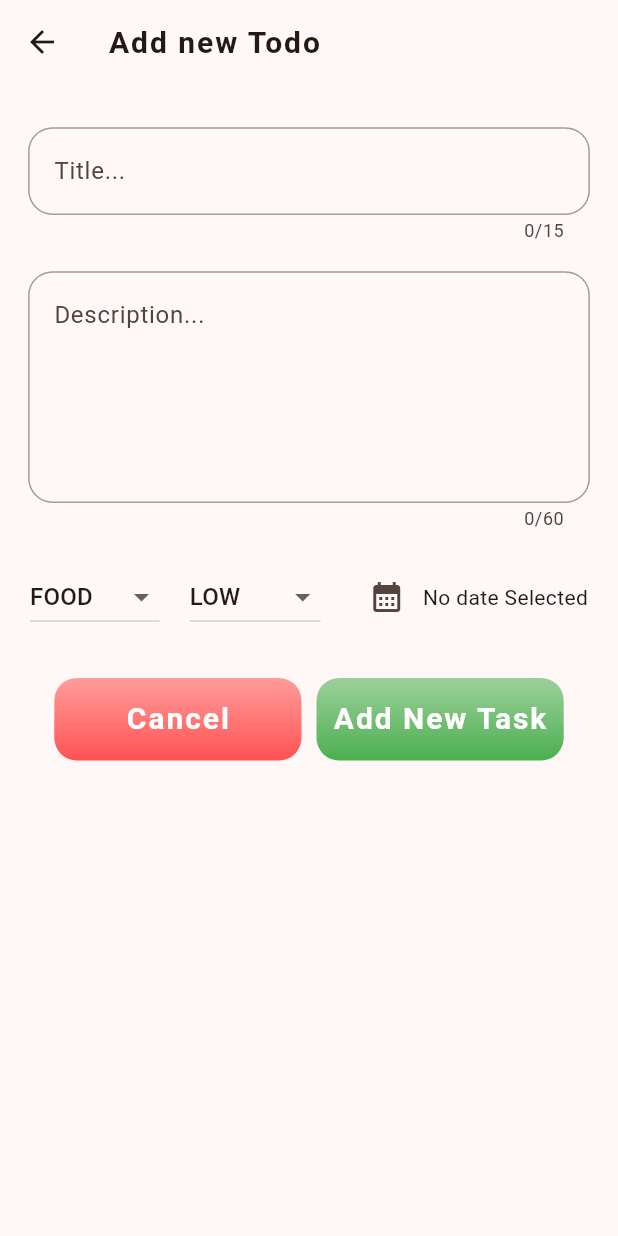
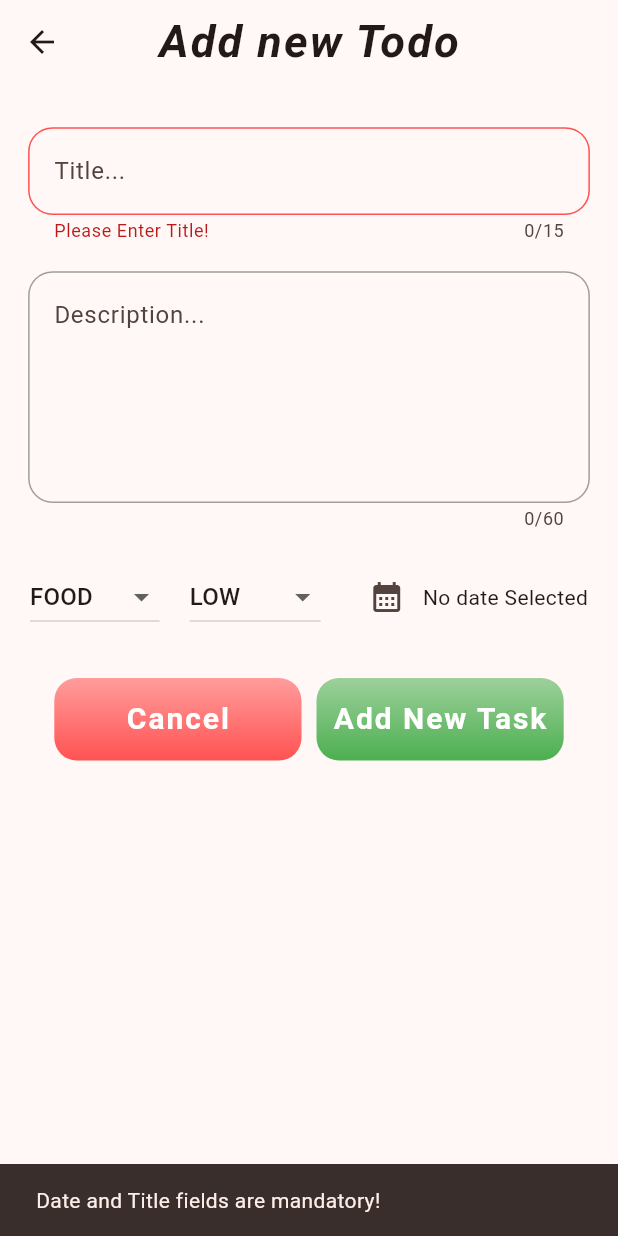
Before and after one commit to es-amit/Todo-List, a Flutter app: the NewTask screen opened directly, after a tap on "Add New Task", on a phone screen of 412 x 824 dp. Run offline on Flutter 3.47's test engine with Material 3 defaults, Android fonts, the phone set to English and light mode, and no system bars; our stand-ins replace sqflite; accounts and stored records are empty.

Commit message:
Bugs fixed!

```diff
--- a/lib/screen/home_screen.dart
+++ b/lib/screen/home_screen.dart
@@ -30,7 +30,6 @@ class _HomeScreenState extends State<HomeScreen> {
        SnackBar(
         content: Text(msg),
         duration: const Duration(milliseconds: 2000),
-
       )
     );
   }
@@ -83,7 +82,6 @@ class _HomeScreenState extends State<HomeScreen> {
           future: allTasks,
           builder: (context,AsyncSnapshot<List<Todo>> snapshot){
             if(!snapshot.hasData || snapshot.data == null){
-              print(snapshot.error);
               return const Center(
                 child: Text('error'),
               );
--- a/lib/screen/new_todo_screen.dart
+++ b/lib/screen/new_todo_screen.dart
@@ -23,6 +23,7 @@ class _NewTaskState extends State<NewTask> {
   Priority _selectedPriority = Priority.low;
   DateTime? _selectedDate;
   DBHelper dbHelper = DBHelper();
+  final _formKey = GlobalKey<FormState>();
   late Future<List<Todo>> allTasks;
 
 
@@ -72,13 +73,20 @@ class _NewTaskState extends State<NewTask> {
     final keyboardSpace = MediaQuery.of(context).viewInsets.bottom;
     return Scaffold(
       appBar: AppBar(
-        title: Text(widget.editTask ? "Edit Todo" : "Add new Todo" ),
+        centerTitle: true,
+        title: Text(widget.editTask ? "Edit Todo" : "Add new Todo" ,
+          style: const TextStyle(
+            fontSize: 30,
+            fontStyle: FontStyle.italic
+          ),),
       ),
       body: SingleChildScrollView(
         padding: EdgeInsets.fromLTRB(20, 30, 20, keyboardSpace + 18),
+        child: Form(
+          key: _formKey,
           child: Column(
             children: [
-            TextField(
+              TextFormField(
                 controller: titleController,
                 maxLength: 15,
                 decoration: InputDecoration(
@@ -96,11 +104,24 @@ class _NewTaskState extends State<NewTask> {
                       color: Colors.blue,
                       strokeAlign: 1.5
                     )
+                  ),
+                  errorBorder: OutlineInputBorder(
+                    borderRadius: BorderRadius.circular(15),
+                    borderSide: const BorderSide(
+                      color: Colors.redAccent,
+                      strokeAlign: 1.5
                     )
                   ),
                 ),
+                validator: (value){
+                  if(value!.isEmpty){
+                    return "Please Enter Title!";
+                  }
+                  return null;
+                },
+              ),
               const SizedBox(height: 20,),
-            TextField(
+              TextFormField(
                 controller: descriptionController,
                 maxLength: 60,
                 maxLines: 5,
@@ -182,10 +203,10 @@ class _NewTaskState extends State<NewTask> {
                   }),
                   const SizedBox(width: 10,),
                   CustomButton(hintText: widget.editTask ? "Update" : "Add New Task",containerColor: Colors.green,nextScreen: (){
+                    if(_formKey.currentState!.validate() && _selectedDate != null){
                       if(!widget.editTask){
                       try{
                       dbHelper.insert(Todo(
-
                         title: titleController.text,
                         description: descriptionController.text,
                         date: _selectedDate!,
@@ -221,12 +242,24 @@ class _NewTaskState extends State<NewTask> {
                       }
                       }
                     }
+                    else{
+                      ScaffoldMessenger.of(context).clearSnackBars();
+                      ScaffoldMessenger.of(context).showSnackBar(
+                        const SnackBar(
+                          content: Text("Date and Title fields are mandatory!"),
+                          duration: Duration(milliseconds: 2000),
+                        )
+                      );
+
+                    }
+                  }
                   )
                 ],
               )
             ],
           ),
         ),
+      ),
     );
   }
 
```
Lines whose indentation alone changed are shown as unchanged.
